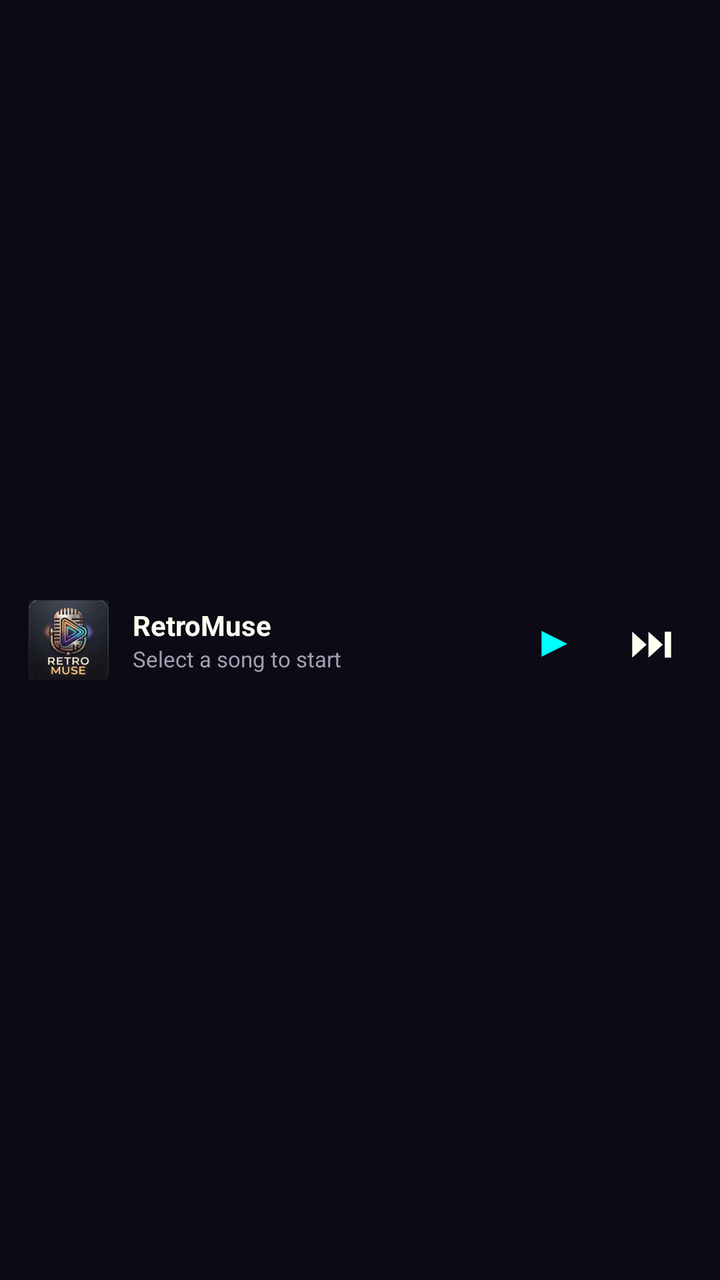
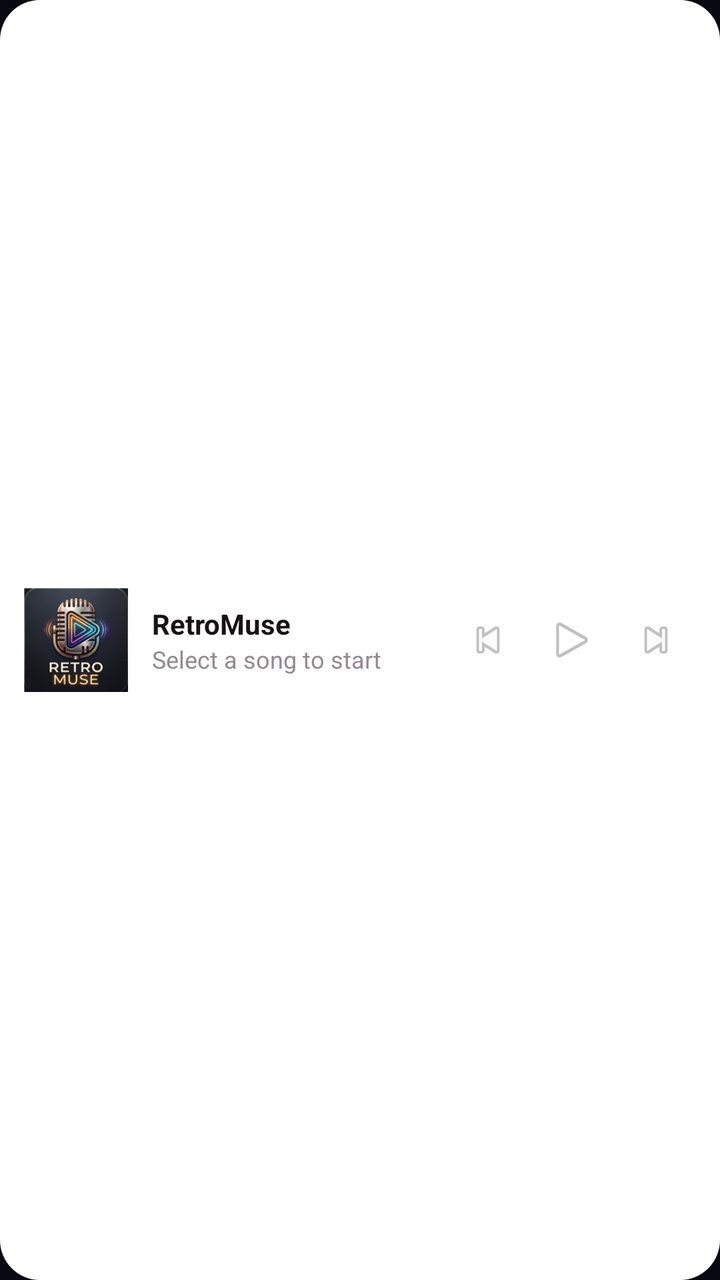

The first picture is an Android layout as it rendered before a commit; the second is the same layout after the commit. The layout source and the unified diff follow.
<!-- AndroidManifest.xml: application theme Theme.GroovePlayer -->
<!-- res/layout/widget_layout.xml -->
<?xml version="1.0" encoding="utf-8"?>
<LinearLayout xmlns:android="http://schemas.android.com/apk/res/android"
    android:layout_width="match_parent"
    android:layout_height="match_parent"
    android:orientation="horizontal"
    android:background="#FF0C0A15"
    android:gravity="center_vertical"
    android:padding="10dp"
    android:weightSum="10">

    
    <ImageView
        android:id="@+id/widget_logo"
        android:layout_width="0dp"
        android:layout_height="40dp"
        android:layout_weight="1.5"
        android:src="@mipmap/ic_launcher_round"
        android:contentDescription="Logo" />

    
    <LinearLayout
        android:layout_width="0dp"
        android:layout_height="wrap_content"
        android:layout_weight="5.5"
        android:orientation="vertical"
        android:layout_marginStart="8dp"
        android:layout_marginEnd="8dp">

        <TextView
            android:id="@+id/widget_title"
            android:layout_width="match_parent"
            android:layout_height="wrap_content"
            android:text="RetroMuse"
            android:textColor="#FFFFF2"
            android:textSize="14sp"
            android:textStyle="bold"
            android:maxLines="1"
            android:ellipsize="end" />

        <TextView
            android:id="@+id/widget_artist"
            android:layout_width="match_parent"
            android:layout_height="wrap_content"
            android:text="Select a song to start"
            android:textColor="#FFA49EB2"
            android:textSize="11sp"
            android:maxLines="1"
            android:ellipsize="end" />
    </LinearLayout>

    
    <LinearLayout
        android:layout_width="0dp"
        android:layout_height="match_parent"
        android:layout_weight="3"
        android:orientation="horizontal"
        android:gravity="center"
        android:weightSum="2">

        <TextView
            android:id="@+id/widget_btn_play"
            android:layout_width="0dp"
            android:layout_height="wrap_content"
            android:layout_weight="1"
            android:text="▶"
            android:textColor="#FF00FFFF"
            android:textSize="22sp"
            android:gravity="center"
            android:clickable="true"
            android:focusable="true" />

        <TextView
            android:id="@+id/widget_btn_next"
            android:layout_width="0dp"
            android:layout_height="wrap_content"
            android:layout_weight="1"
            android:text="⏭"
            android:textColor="#FFFFF2"
            android:textSize="22sp"
            android:gravity="center"
            android:clickable="true"
            android:focusable="true" />
    </LinearLayout>
</LinearLayout>
<!-- resources referenced by this layout -->
<resources>
  <!-- mipmap ic_launcher_round: png bitmap (mipmap-hdpi, 12433 bytes) -->
  <style name="Theme.GroovePlayer" parent="android:Theme.Material.NoActionBar">
          
          <item name="android:statusBarColor">#080810</item>
          <item name="android:windowLightStatusBar">false</item>
          <item name="android:navigationBarColor">#080810</item>
          <item name="android:windowBackground">#080810</item>
      </style>
</resources>

<!-- the commit's change to res/layout/widget_layout.xml (unified diff, before → after) -->
@@ -1,29 +1,28 @@
 <?xml version="1.0" encoding="utf-8"?>
 <LinearLayout xmlns:android="http://schemas.android.com/apk/res/android"
+    android:id="@+id/widget_root"
     android:layout_width="match_parent"
     android:layout_height="match_parent"
     android:orientation="horizontal"
-    android:background="#FF0C0A15"
+    android:background="@drawable/widget_background"
     android:gravity="center_vertical"
-    android:padding="10dp"
-    android:weightSum="10">
+    android:padding="12dp">
 
     
     <ImageView
-        android:id="@+id/widget_logo"
-        android:layout_width="0dp"
-        android:layout_height="40dp"
-        android:layout_weight="1.5"
+        android:id="@+id/widget_art"
+        android:layout_width="52dp"
+        android:layout_height="52dp"
+        android:scaleType="centerCrop"
         android:src="@mipmap/ic_launcher_round"
-        android:contentDescription="Logo" />
+        android:contentDescription="Album artwork" />
 
-    
     <LinearLayout
         android:layout_width="0dp"
         android:layout_height="wrap_content"
-        android:layout_weight="5.5"
+        android:layout_weight="1"
         android:orientation="vertical"
-        android:layout_marginStart="8dp"
+        android:layout_marginStart="12dp"
         android:layout_marginEnd="8dp">
 
         <TextView
@@ -31,7 +30,7 @@
             android:layout_width="match_parent"
             android:layout_height="wrap_content"
             android:text="RetroMuse"
-            android:textColor="#FFFFF2"
+            android:textColor="#FF171214"
             android:textSize="14sp"
             android:textStyle="bold"
             android:maxLines="1"
@@ -42,43 +41,39 @@
             android:layout_width="match_parent"
             android:layout_height="wrap_content"
             android:text="Select a song to start"
-            android:textColor="#FFA49EB2"
-            android:textSize="11sp"
+            android:textColor="#FF938A8F"
+            android:textSize="12sp"
             android:maxLines="1"
             android:ellipsize="end" />
     </LinearLayout>
 
-    
-    <LinearLayout
-        android:layout_width="0dp"
-        android:layout_height="match_parent"
-        android:layout_weight="3"
-        android:orientation="horizontal"
-        android:gravity="center"
-        android:weightSum="2">
+    <ImageView
+        android:id="@+id/widget_btn_prev"
+        android:layout_width="40dp"
+        android:layout_height="40dp"
+        android:padding="8dp"
+        android:src="@android:drawable/ic_media_previous"
+        android:contentDescription="Previous"
+        android:clickable="true"
+        android:focusable="true" />
 
-        <TextView
-            android:id="@+id/widget_btn_play"
-            android:layout_width="0dp"
-            android:layout_height="wrap_content"
-            android:layout_weight="1"
-            android:text="▶"
-            android:textColor="#FF00FFFF"
-            android:textSize="22sp"
-            android:gravity="center"
-            android:clickable="true"
-            android:focusable="true" />
+    <ImageView
+        android:id="@+id/widget_btn_play"
+        android:layout_width="44dp"
+        android:layout_height="44dp"
+        android:padding="9dp"
+        android:src="@android:drawable/ic_media_play"
+        android:contentDescription="Play or pause"
+        android:clickable="true"
+        android:focusable="true" />
 
-        <TextView
-            android:id="@+id/widget_btn_next"
-            android:layout_width="0dp"
-            android:layout_height="wrap_content"
-            android:layout_weight="1"
-            android:text="⏭"
-            android:textColor="#FFFFF2"
-            android:textSize="22sp"
-            android:gravity="center"
-            android:clickable="true"
-            android:focusable="true" />
-    </LinearLayout>
+    <ImageView
+        android:id="@+id/widget_btn_next"
+        android:layout_width="40dp"
+        android:layout_height="40dp"
+        android:padding="8dp"
+        android:src="@android:drawable/ic_media_next"
+        android:contentDescription="Next"
+        android:clickable="true"
+        android:focusable="true" />
 </LinearLayout>
<!-- resource entries referenced after the edit -->
@@ -1,5 +1,12 @@
 <!-- resources referenced by this layout -->
 <resources>
+  <!-- drawable widget_background (drawable) -->
+  <?xml version="1.0" encoding="utf-8"?>
+  <shape xmlns:android="http://schemas.android.com/apk/res/android"
+      android:shape="rectangle">
+      <solid android:color="#FFFFFFFF" />
+      <corners android:radius="20dp" />
+  </shape>
   <!-- mipmap ic_launcher_round: png bitmap (mipmap-hdpi, 12433 bytes) -->
   <style name="Theme.GroovePlayer" parent="android:Theme.Material.NoActionBar">
           
